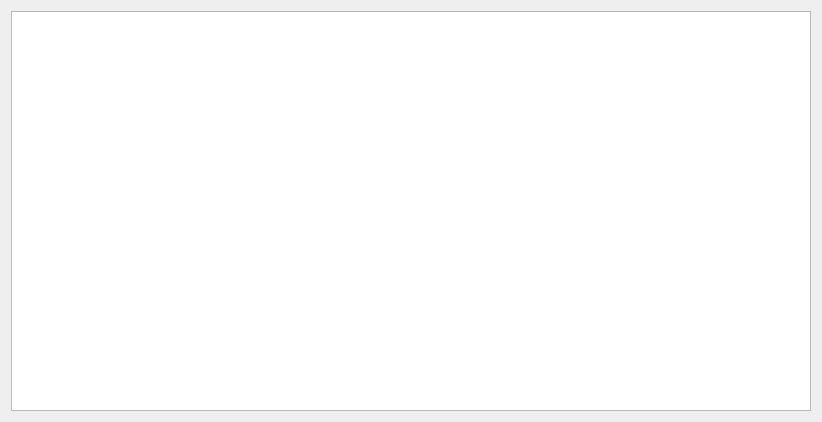
Above: BOLT/igrica1.ui from MATF-RS20/RS005-bolt before the change. Below: the same form after it.
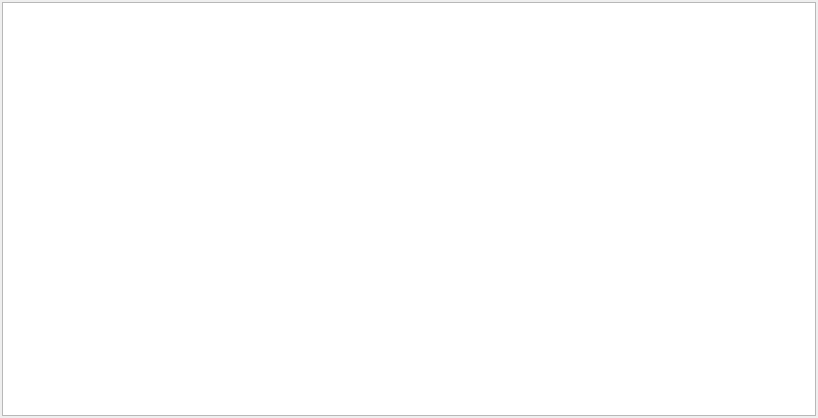
That is the form after the change.

What changed in the file:
```diff
--- a/BOLT/igrica1.ui
+++ b/BOLT/igrica1.ui
@@ -6,14 +6,29 @@
    <rect>
     <x>0</x>
     <y>0</y>
-    <width>400</width>
-    <height>300</height>
+    <width>818</width>
+    <height>418</height>
    </rect>
   </property>
   <property name="windowTitle">
    <string>Form</string>
   </property>
   <layout class="QHBoxLayout" name="horizontalLayout">
+   <property name="spacing">
+    <number>6</number>
+   </property>
+   <property name="leftMargin">
+    <number>2</number>
+   </property>
+   <property name="topMargin">
+    <number>2</number>
+   </property>
+   <property name="rightMargin">
+    <number>2</number>
+   </property>
+   <property name="bottomMargin">
+    <number>2</number>
+   </property>
    <item>
     <widget class="QGraphicsView" name="graphicsView">
      <property name="minimumSize">
```
